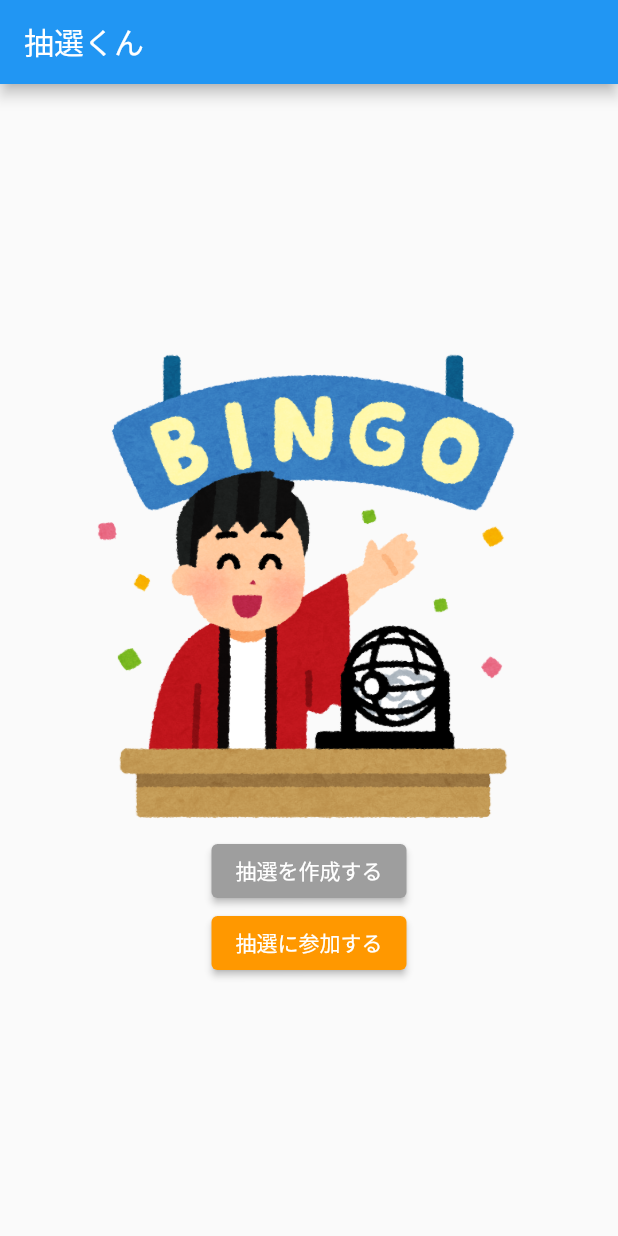
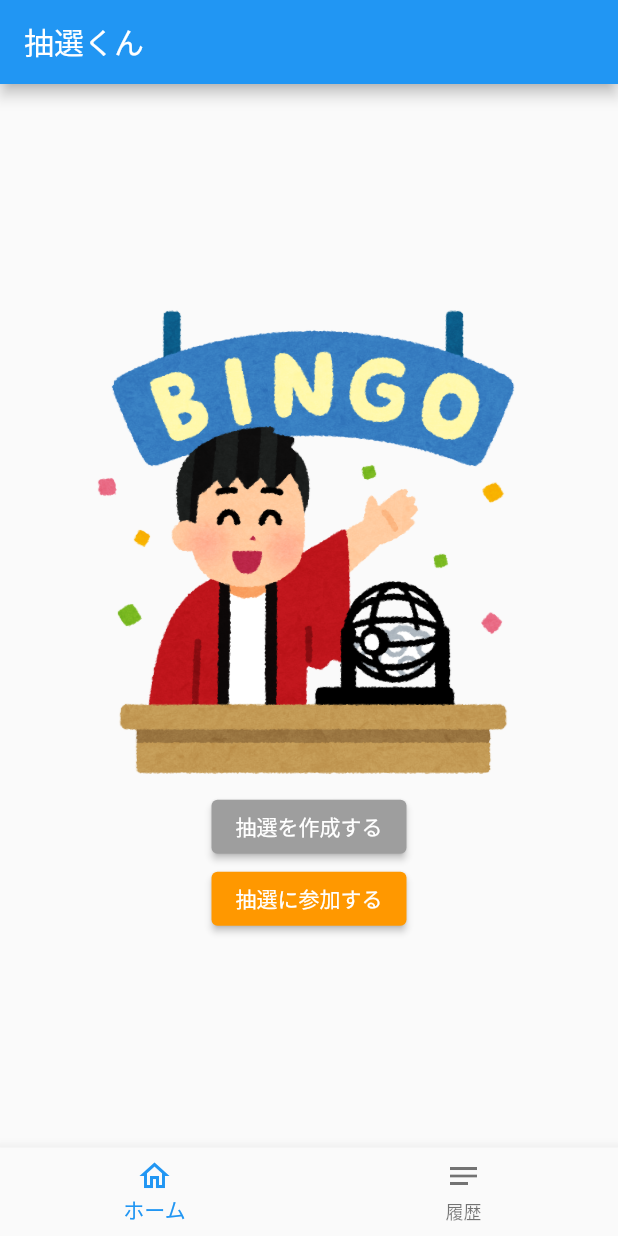
Before and after one commit to yoshi-0628/chusen_kun, a Flutter app: the screen it shows after launch, on a phone screen of 412 x 824 dp. Run offline on Flutter 3.47's test engine with Material 2 defaults, Android fonts, the phone set to English and light mode, and no system bars; our stand-ins replace cloud_firestore, firebase_core, firebase_messaging, qr_flutter; missing offline and left inert: qr_code_scanner; accounts and stored records are empty.

Commit message:
buttomナビゲータ設置

```diff
--- a/lib/page/home.dart
+++ b/lib/page/home.dart
@@ -82,6 +82,22 @@ class _Home extends State<Home> {
           ],
         ),
       ),
+      bottomNavigationBar: BottomNavigationBar(
+        items: const <BottomNavigationBarItem>[
+          BottomNavigationBarItem(
+            icon: Icon(Icons.home),
+            activeIcon: Icon(Icons.home_outlined),
+            label: 'ホーム',
+            backgroundColor: Colors.black,
+          ),
+          BottomNavigationBarItem(
+            icon: Icon(Icons.notes),
+            activeIcon: Icon(Icons.notes_outlined),
+            label: '履歴',
+            backgroundColor: Colors.green,
+          ),
+        ],
+      ),
     );
   }
 }
```
